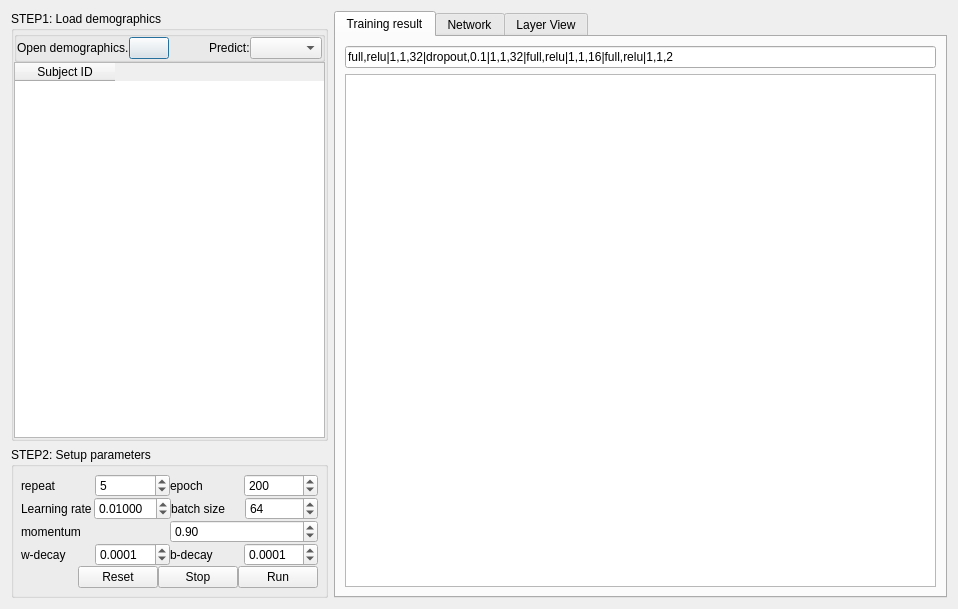
frankyeh/DSI-Studio, file connectometry/nn_connectometry.ui: the form before one commit.
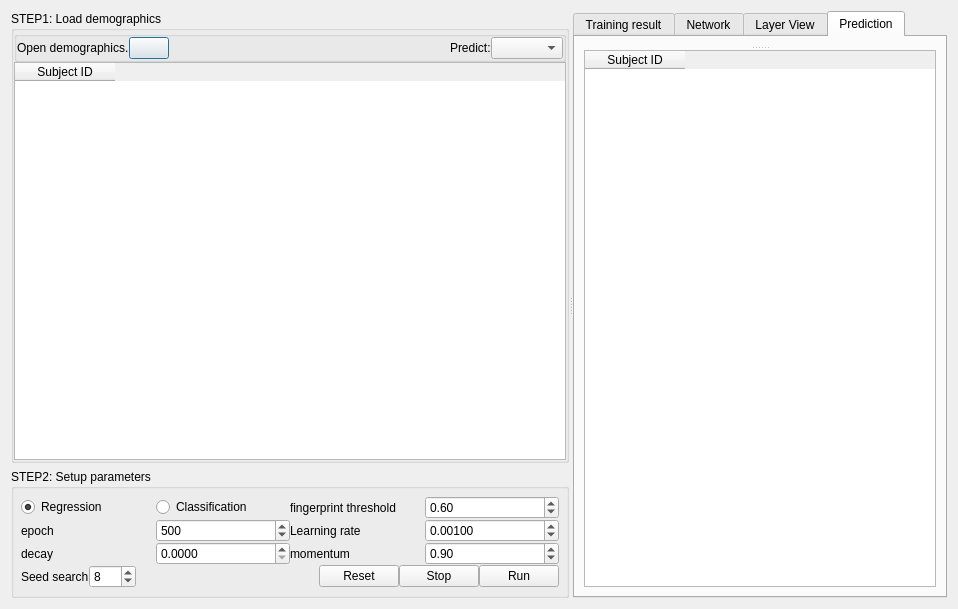
The form after the commit. The open tabs and pages were chosen to show the change. Icons and pictures are not drawn. Custom widgets are drawn as their Qt base class.

The edit to the form file:
```diff
--- a/connectometry/nn_connectometry.ui
+++ b/connectometry/nn_connectometry.ui
@@ -15,6 +15,10 @@
   </property>
   <layout class="QHBoxLayout" name="horizontalLayout_5">
    <item>
+    <widget class="QSplitter" name="splitter">
+     <property name="orientation">
+      <enum>Qt::Horizontal</enum>
+     </property>
     <widget class="QWidget" name="widget" native="true">
      <property name="sizePolicy">
       <sizepolicy hsizetype="Maximum" vsizetype="Preferred">
@@ -260,6 +264,50 @@
          <property name="bottomMargin">
           <number>7</number>
          </property>
+          <item>
+           <layout class="QHBoxLayout" name="horizontalLayout_6">
+            <property name="topMargin">
+             <number>0</number>
+            </property>
+            <item>
+             <widget class="QRadioButton" name="nn_regression">
+              <property name="text">
+               <string>Regression</string>
+              </property>
+              <property name="checked">
+               <bool>true</bool>
+              </property>
+             </widget>
+            </item>
+            <item>
+             <widget class="QRadioButton" name="nn_classification">
+              <property name="text">
+               <string>Classification</string>
+              </property>
+             </widget>
+            </item>
+            <item>
+             <widget class="QLabel" name="label_4">
+              <property name="text">
+               <string>fingerprint threshold</string>
+              </property>
+             </widget>
+            </item>
+            <item>
+             <widget class="QDoubleSpinBox" name="otsu">
+              <property name="maximum">
+               <double>2.000000000000000</double>
+              </property>
+              <property name="singleStep">
+               <double>0.100000000000000</double>
+              </property>
+              <property name="value">
+               <double>0.600000000000000</double>
+              </property>
+             </widget>
+            </item>
+           </layout>
+          </item>
          <item>
           <layout class="QHBoxLayout" name="horizontalLayout_4">
            <property name="spacing">
@@ -268,26 +316,6 @@
            <property name="topMargin">
             <number>0</number>
            </property>
-           <item>
-            <widget class="QLabel" name="label_8">
-             <property name="text">
-              <string>repeat</string>
-             </property>
-            </widget>
-           </item>
-           <item>
-            <widget class="QSpinBox" name="repeat">
-             <property name="minimum">
-              <number>1</number>
-             </property>
-             <property name="maximum">
-              <number>100</number>
-             </property>
-             <property name="value">
-              <number>5</number>
-             </property>
-            </widget>
-           </item>
            <item>
             <widget class="QLabel" name="label_7">
              <property name="text">
@@ -301,29 +329,13 @@
               <number>1</number>
              </property>
              <property name="maximum">
-              <number>1000</number>
+               <number>10000</number>
              </property>
              <property name="value">
-              <number>200</number>
+               <number>500</number>
              </property>
             </widget>
            </item>
-          </layout>
-         </item>
-         <item>
-          <layout class="QHBoxLayout" name="horizontalLayout_2">
-           <property name="spacing">
-            <number>0</number>
-           </property>
-           <property name="leftMargin">
-            <number>0</number>
-           </property>
-           <property name="topMargin">
-            <number>0</number>
-           </property>
-           <property name="rightMargin">
-            <number>0</number>
-           </property>
            <item>
             <widget class="QLabel" name="label_2">
              <property name="text">
@@ -343,30 +355,26 @@
               <double>10.000000000000000</double>
              </property>
              <property name="value">
-              <double>0.010000000000000</double>
+               <double>0.001000000000000</double>
              </property>
             </widget>
            </item>
-           <item>
-            <widget class="QLabel" name="label_6">
-             <property name="text">
-              <string>batch size</string>
-             </property>
-            </widget>
+           </layout>
            </item>
            <item>
-            <widget class="QSpinBox" name="batch_size">
-             <property name="minimum">
-              <number>10</number>
-             </property>
-             <property name="maximum">
-              <number>1024</number>
-             </property>
-             <property name="value">
-              <number>64</number>
-             </property>
-            </widget>
-           </item>
+           <layout class="QHBoxLayout" name="horizontalLayout_2">
+            <property name="spacing">
+             <number>0</number>
+            </property>
+            <property name="leftMargin">
+             <number>0</number>
+            </property>
+            <property name="topMargin">
+             <number>0</number>
+            </property>
+            <property name="rightMargin">
+             <number>0</number>
+            </property>
           </layout>
          </item>
          <item>
@@ -383,6 +391,29 @@
            <property name="rightMargin">
             <number>0</number>
            </property>
+            <item>
+             <widget class="QLabel" name="label">
+              <property name="text">
+               <string>decay</string>
+              </property>
+             </widget>
+            </item>
+            <item>
+             <widget class="QDoubleSpinBox" name="decay">
+              <property name="decimals">
+               <number>4</number>
+              </property>
+              <property name="maximum">
+               <double>1.000000000000000</double>
+              </property>
+              <property name="singleStep">
+               <double>0.000500000000000</double>
+              </property>
+              <property name="value">
+               <double>0.000000000000000</double>
+              </property>
+             </widget>
+            </item>
            <item>
             <widget class="QLabel" name="label_5">
              <property name="text">
@@ -406,54 +437,7 @@
           </layout>
          </item>
          <item>
-          <layout class="QHBoxLayout" name="horizontalLayout">
-           <item>
-            <widget class="QLabel" name="label_3">
-             <property name="text">
-              <string>w-decay</string>
-             </property>
-            </widget>
-           </item>
-           <item>
-            <widget class="QDoubleSpinBox" name="w_decay">
-             <property name="decimals">
-              <number>4</number>
-             </property>
-             <property name="maximum">
-              <double>0.900000000000000</double>
-             </property>
-             <property name="singleStep">
-              <double>0.010000000000000</double>
-             </property>
-             <property name="value">
-              <double>0.000100000000000</double>
-             </property>
-            </widget>
-           </item>
-           <item>
-            <widget class="QLabel" name="label_4">
-             <property name="text">
-              <string>b-decay</string>
-             </property>
-            </widget>
-           </item>
-           <item>
-            <widget class="QDoubleSpinBox" name="b_decay">
-             <property name="decimals">
-              <number>4</number>
-             </property>
-             <property name="minimum">
-              <double>0.000000000000000</double>
-             </property>
-             <property name="maximum">
-              <double>0.900000000000000</double>
-             </property>
-             <property name="value">
-              <double>0.000100000000000</double>
-             </property>
-            </widget>
-           </item>
-          </layout>
+           <layout class="QHBoxLayout" name="horizontalLayout"/>
          </item>
          <item>
           <layout class="QHBoxLayout" name="horizontalLayout_17">
@@ -463,6 +447,23 @@
            <property name="topMargin">
             <number>0</number>
            </property>
+            <item>
+             <widget class="QLabel" name="label_3">
+              <property name="text">
+               <string>Seed search</string>
+              </property>
+             </widget>
+            </item>
+            <item>
+             <widget class="QSpinBox" name="seed_search">
+              <property name="maximum">
+               <number>128</number>
+              </property>
+              <property name="value">
+               <number>8</number>
+              </property>
+             </widget>
+            </item>
            <item>
             <spacer name="horizontalSpacer">
              <property name="orientation">
@@ -504,8 +505,6 @@
       </item>
      </layout>
     </widget>
-   </item>
-   <item>
     <widget class="QTabWidget" name="view_tab">
      <property name="currentIndex">
       <number>0</number>
@@ -516,9 +515,19 @@
       </attribute>
       <layout class="QVBoxLayout" name="verticalLayout_5">
        <item>
-        <widget class="QLineEdit" name="nn">
-         <property name="text">
-          <string>full,relu|1,1,32|dropout,0.1|1,1,32|full,relu|1,1,16|full,relu|1,1,2</string>
+         <widget class="QTextEdit" name="network_list">
+          <property name="documentTitle">
+           <string/>
+          </property>
+          <property name="html">
+           <string>&lt;!DOCTYPE HTML PUBLIC &quot;-//W3C//DTD HTML 4.0//EN&quot; &quot;http://www.w3.org/TR/REC-html40/strict.dtd&quot;&gt;
+&lt;html&gt;&lt;head&gt;&lt;meta name=&quot;qrichtext&quot; content=&quot;1&quot; /&gt;&lt;style type=&quot;text/css&quot;&gt;
+p, li { white-space: pre-wrap; }
+&lt;/style&gt;&lt;/head&gt;&lt;body style=&quot; font-family:'MS Shell Dlg 2'; font-size:7.8pt; font-weight:400; font-style:normal;&quot;&gt;
+&lt;p style=&quot; margin-top:0px; margin-bottom:0px; margin-left:0px; margin-right:0px; -qt-block-indent:0; text-indent:0px;&quot;&gt;full,relu|1,1,16|full,relu|1,1,16|full,relu|1,1,16|full,relu|1,1,16|full,relu&lt;/p&gt;
+&lt;p style=&quot; margin-top:0px; margin-bottom:0px; margin-left:0px; margin-right:0px; -qt-block-indent:0; text-indent:0px;&quot;&gt;full,relu|1,1,16|full,relu|1,1,16|full,relu|1,1,16|full,relu&lt;/p&gt;
+&lt;p style=&quot; margin-top:0px; margin-bottom:0px; margin-left:0px; margin-right:0px; -qt-block-indent:0; text-indent:0px;&quot;&gt;full,relu|1,1,16|full,relu|1,1,16|full,relu&lt;/p&gt;
+&lt;p style=&quot; margin-top:0px; margin-bottom:0px; margin-left:0px; margin-right:0px; -qt-block-indent:0; text-indent:0px;&quot;&gt;full,relu|1,1,16|full,relu&lt;/p&gt;&lt;/body&gt;&lt;/html&gt;</string>
          </property>
         </widget>
        </item>
@@ -547,10 +556,81 @@
        </item>
       </layout>
      </widget>
+      <widget class="QWidget" name="tab_4">
+       <attribute name="title">
+        <string>Prediction</string>
+       </attribute>
+       <layout class="QVBoxLayout" name="verticalLayout_8">
+        <item>
+         <widget class="QSplitter" name="splitter_2">
+          <property name="orientation">
+           <enum>Qt::Vertical</enum>
+          </property>
+          <widget class="QWidget" name="widget_2" native="true">
+           <layout class="QVBoxLayout" name="verticalLayout_9">
+            <item>
+             <widget class="QCustomPlot" name="prediction_plot" native="true">
+              <property name="sizePolicy">
+               <sizepolicy hsizetype="Preferred" vsizetype="Preferred">
+                <horstretch>0</horstretch>
+                <verstretch>0</verstretch>
+               </sizepolicy>
+              </property>
     </widget>
    </item>
   </layout>
  </widget>
+          <widget class="QTableWidget" name="test_subjects">
+           <property name="sizePolicy">
+            <sizepolicy hsizetype="Preferred" vsizetype="MinimumExpanding">
+             <horstretch>0</horstretch>
+             <verstretch>0</verstretch>
+            </sizepolicy>
+           </property>
+           <property name="alternatingRowColors">
+            <bool>true</bool>
+           </property>
+           <property name="selectionMode">
+            <enum>QAbstractItemView::SingleSelection</enum>
+           </property>
+           <property name="selectionBehavior">
+            <enum>QAbstractItemView::SelectRows</enum>
+           </property>
+           <property name="showGrid">
+            <bool>true</bool>
+           </property>
+           <property name="gridStyle">
+            <enum>Qt::SolidLine</enum>
+           </property>
+           <property name="sortingEnabled">
+            <bool>true</bool>
+           </property>
+           <property name="rowCount">
+            <number>0</number>
+           </property>
+           <column>
+            <property name="text">
+             <string>Subject ID</string>
+            </property>
+           </column>
+          </widget>
+         </widget>
+        </item>
+       </layout>
+      </widget>
+     </widget>
+    </widget>
+   </item>
+  </layout>
+ </widget>
+ <customwidgets>
+  <customwidget>
+   <class>QCustomPlot</class>
+   <extends>QWidget</extends>
+   <header>plot/qcustomplot.h</header>
+   <container>1</container>
+  </customwidget>
+ </customwidgets>
  <resources>
   <include location="../icons.qrc"/>
  </resources>
```
Lines whose indentation alone changed are shown as unchanged.
